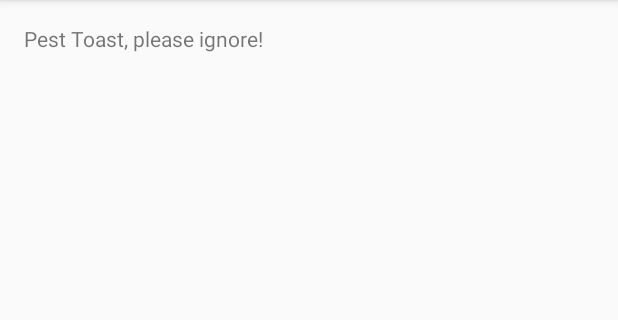
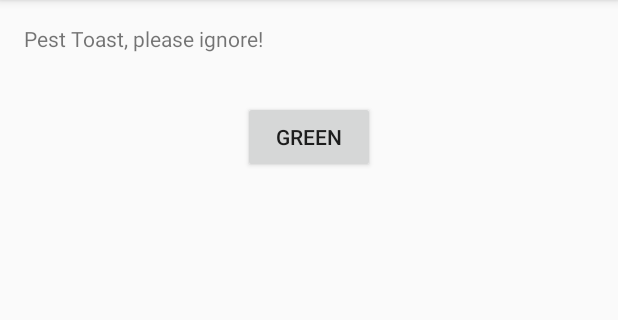
Before and after one commit to ethanhart/testapp, an Android app: the screen it shows after launch (MainActivity), on a phone screen of 412 x 824 dp, the part 84-404 px from its top. Run offline under Robolectric (Android 15) with nearby library versions, the phone set to English and light mode, and no system bars.

Commit message:
Add button to main layout

```diff
--- a/app/src/main/res/layout/activity_main.xml
+++ b/app/src/main/res/layout/activity_main.xml
@@ -6,6 +6,16 @@
     android:paddingBottom="@dimen/activity_vertical_margin" tools:context=".MainActivity">
 
     <TextView android:text="@string/pest_toast" android:layout_width="wrap_content"
-        android:layout_height="wrap_content" />
+        android:layout_height="wrap_content"
+        android:id="@+id/textView" />
+
+    <Button
+        android:layout_width="wrap_content"
+        android:layout_height="wrap_content"
+        android:text="@string/green"
+        android:id="@+id/button"
+        android:layout_marginTop="32dp"
+        android:layout_below="@+id/textView"
+        android:layout_centerHorizontal="true" />
 
 </RelativeLayout>
--- a/app/src/main/res/values/strings.xml
+++ b/app/src/main/res/values/strings.xml
@@ -5,5 +5,6 @@
     <string name="hello_world">Hello world!</string>
     <string name="action_settings">Settings</string>
     <string name="pest_toast">Pest Toast, please ignore!</string>
+    <string name="green">Green</string>
 
 </resources>
```
